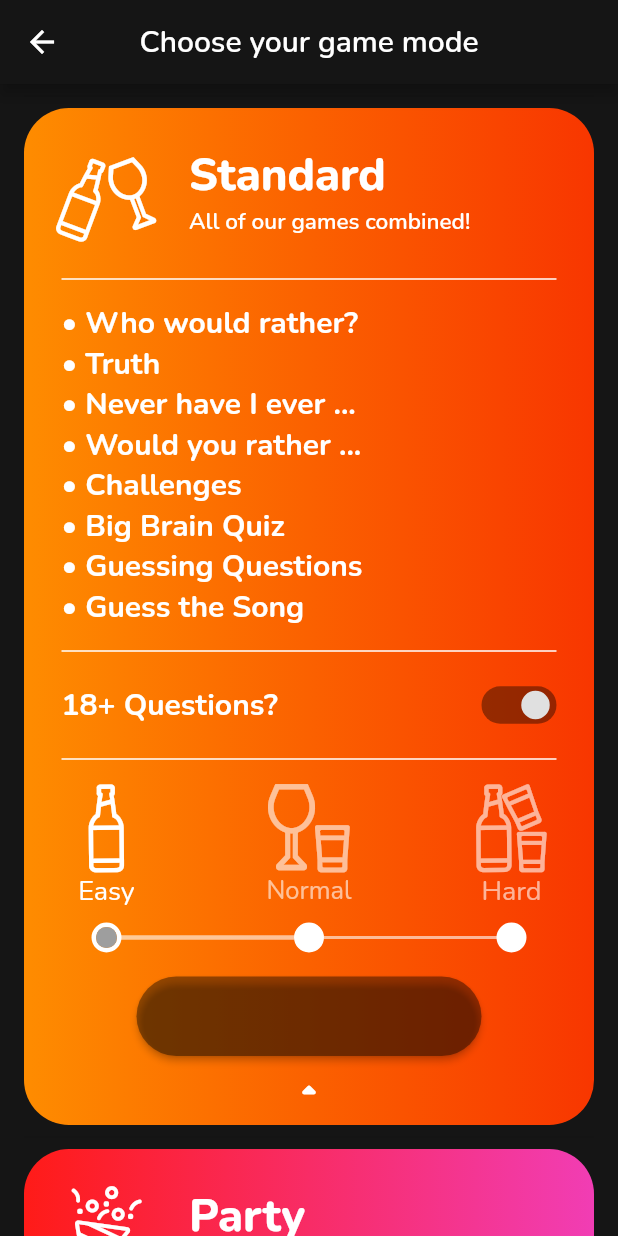
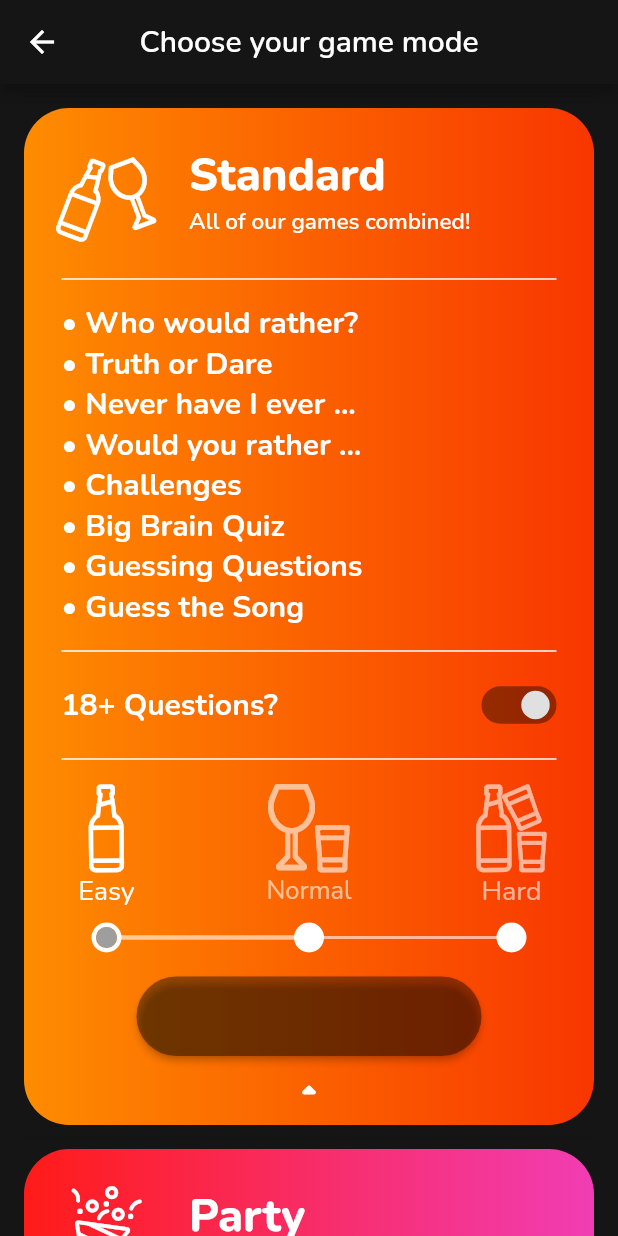
Before and after one commit to tooxo/Drinkr, a Flutter app: the GameMode screen opened directly with empty values, after a tap on "Standard", after a tap on "Start", on a phone screen of 412 x 824 dp. Run offline on Flutter 3.47's test engine with Material 2 defaults, Android fonts, the phone set to English and light mode, and no system bars; drawn by our look-alikes of auto_size_text, expandable, progress_state_button; our stand-ins replace audioplayers, cached_network_image, connectivity, easy_localization, flutter_localized_locales, flutter_spinkit and 8 more; missing offline and left inert: assorted_layout_widgets, audiowaveformFlutter, circular_reveal_animation, in_app_purchase_android, overlay_dialog, pedantic; accounts and stored records are empty; project files that could hold a hidden picture were left out.

Commit message:
added link to spotify

```diff
--- a/assets/i18n/de.json
+++ b/assets/i18n/de.json
@@ -123,5 +123,7 @@
   "premiumAddPlaylists": "füge eigene Playlists hinzu!",
   "premiumCustom": "schalte den “Custom” Mode frei",
   "buy": "Kaufen",
-  "includeAdult": "18+ Fragen?"
+  "includeAdult": "18+ Fragen?",
+  "tooFewGameModes": "Du musst einen Spielmodus wählen.",
+  "addPlaylists": "Eigene Playlists hinzufügen"
 }
--- a/assets/i18n/en.json
+++ b/assets/i18n/en.json
@@ -123,5 +123,7 @@
   "premiumAddPlaylists": "add your own playlists!",
   "premiumCustom": "unlock the \"Custom\" mode",
   "buy": "Buy",
-  "includeAdult": "18+ Questions?"
+  "includeAdult": "18+ Questions?",
+  "tooFewGameModes": "You need to select at least one game mode.",
+  "addPlaylists": "Add custom playlists"
 }
--- a/lib/menus/game_mode.dart
+++ b/lib/menus/game_mode.dart
@@ -7,6 +7,7 @@ import 'package:drinkr/utils/types.dart';
 import 'package:drinkr/widgets/custom_game_select_tile.dart';
 import 'package:drinkr/widgets/game_select_tile.dart';
 import 'package:drinkr/widgets/purchasable.dart';
+import 'package:drinkr/widgets/spotify_game_select_tile.dart';
 import 'package:flutter/material.dart';
 import 'package:google_fonts/google_fonts.dart';
 import 'package:easy_localization/easy_localization.dart';
@@ -159,7 +160,6 @@ class GameState extends State<GameMode> {
                 icon: CustomIcons.gameModeParty,
                 players: widget.players,
                 enabledGames: [
-                  GameType.dare,
                   GameType.truth,
                   GameType.challenges,
                   GameType.neverHaveIEver,
@@ -186,7 +186,7 @@ class GameState extends State<GameMode> {
                 ],
               ),
               Divider(),
-              GameSelectTile(
+              SpotifyGameSelectTile(
                 enabled: gameState == CurrentGameState.stopped,
                 backgroundColors: [
                   Color.fromRGBO(25, 96, 2, 1),
--- a/lib/menus/setting.dart
+++ b/lib/menus/setting.dart
@@ -29,6 +29,12 @@ import 'package:progress_state_button/iconed_button.dart';
 import 'package:progress_state_button/progress_button.dart';
 
 class Settings extends StatefulWidget {
+  final bool openSpotify;
+
+  Settings({
+    this.openSpotify = false,
+  });
+
   @override
   State<StatefulWidget> createState() => SettingsState();
 }
@@ -42,7 +48,7 @@ class SettingsState extends State<Settings> {
   static const int onlyCustom = 2;
 
   bool spotifyEdit = false;
-  ExpandableController spotifyController = ExpandableController();
+  late ExpandableController spotifyController;
 
   AutoSizeGroup asg = AutoSizeGroup();
 
@@ -71,6 +77,7 @@ class SettingsState extends State<Settings> {
 
   @override
   void initState() {
+    spotifyController = ExpandableController(initialExpanded: widget.openSpotify);
     super.initState();
     playlistSubscription = SpotifyStorage.playlistsBox.watch().listen(
       (BoxEvent event) {
--- a/lib/widgets/custom_game_select_tile.dart
+++ b/lib/widgets/custom_game_select_tile.dart
@@ -7,6 +7,7 @@ import 'package:drinkr/utils/player.dart';
 import 'package:drinkr/utils/types.dart';
 import 'package:drinkr/widgets/custom_switch.dart';
 import 'package:drinkr/widgets/game_select_tile.dart';
+import 'package:easy_localization/easy_localization.dart';
 import 'package:flutter/material.dart';
 import 'package:flutter/cupertino.dart';
 import 'package:google_fonts/google_fonts.dart';
@@ -131,7 +132,9 @@ class _CustomGameSelectTileState extends GameSelectTileState {
             child: ListTile(
               contentPadding: EdgeInsets.zero,
               title: Text(
-                "\u2022 " + type.translatedTitle,
+                type.type == GameType.truth
+                    ? "\u2022 " + tr("truthOrDare")
+                    : "\u2022 " + type.translatedTitle,
                 style: GoogleFonts.nunito(
                   color: Colors.white,
                   fontSize: 18,
--- a/lib/widgets/game_select_tile.dart
+++ b/lib/widgets/game_select_tile.dart
@@ -58,6 +58,14 @@ class GameSelectTileState extends State<GameSelectTile> {
     if (!widget.enabled) {
       return;
     }
+
+    if (widget.enabledGames.isEmpty) {
+      ScaffoldMessenger.of(context).showSnackBar(SnackBar(
+        content: Text("tooFewGameModes".tr()),
+      ));
+      return;
+    }
+
     widget.onGameStateChange(CurrentGameState.loading);
     GameController gameController = GameController(
       50,
@@ -125,9 +133,15 @@ class GameSelectTileState extends State<GameSelectTile> {
             thickness: 1,
           ),
         ),
-        for (GameType type in widget.enabledGames)
+        for (String name in widget.enabledGames
+            .map(
+              (e) => e == GameType.truth
+                  ? "\u2022 " + tr("truthOrDare")
+                  : "\u2022 " + gameTypeToGameTypeClass(e).translatedTitle,
+            )
+            .toList())
           Text(
-            "\u2022 " + gameTypeToGameTypeClass(type).translatedTitle,
+            name,
             style: GoogleFonts.nunito(
                 color: Colors.white, fontSize: 20, fontWeight: FontWeight.bold),
             textAlign: TextAlign.start,
@@ -290,13 +304,12 @@ class GameSelectTileState extends State<GameSelectTile> {
                         ),
                         iconedButtons: {
                           ButtonState.idle: IconedButton(
-                            text: "startGame".tr(),
-                            icon: Icon(Icons.send, color: Colors.white),
-                            color: Colors.black.withOpacity(
-                              .4,
-                            ),
-                            disabledColor: Colors.black.withOpacity(.2)
-                          ),
+                              text: "startGame".tr(),
+                              icon: Icon(Icons.send, color: Colors.white),
+                              color: Colors.black.withOpacity(
+                                .4,
+                              ),
+                              disabledColor: Colors.black.withOpacity(.2)),
                           ButtonState.loading: IconedButton(
                             color: Colors.black.withOpacity(
                               .4,
@@ -314,9 +327,7 @@ class GameSelectTileState extends State<GameSelectTile> {
                             color: Colors.green,
                           )
                         },
-                        onPressed: widget.enabledGames.isNotEmpty
-                            ? () => startGame()
-                            : null,
+                        onPressed: startGame,
                         state: buttonState,
                       ),
                     ),
--- a/lib/widgets/purchasable.dart
+++ b/lib/widgets/purchasable.dart
@@ -4,9 +4,13 @@ import 'package:flutter/material.dart';
 
 class Purchasable extends StatelessWidget {
   final Widget child;
+  final bool showLock;
+  final Alignment alignment;
 
   Purchasable({
     required this.child,
+    this.showLock = true,
+    this.alignment = Alignment.center,
   });
 
   @override
@@ -17,21 +21,21 @@ class Purchasable extends StatelessWidget {
       child: AbsorbPointer(
         absorbing: !purchased,
         child: Stack(
-          alignment: Alignment.center,
+          alignment: alignment,
           children: [
             AnimatedOpacity(
               opacity: purchased ? 1 : .5,
               duration: Duration(milliseconds: 500),
               child: child,
             ),
-            purchased
+            purchased || !showLock
                 ? Container()
                 : Positioned(
                     top: 12,
                     right: 12,
                     child: Icon(
                       Icons.lock_outline,
-                      color: Colors.white,
+                      color: Colors.white.withOpacity(.8),
                     ),
                   ),
             Purchases.purchaseState == PurchaseState.inProgress
--- /dev/null
+++ b/lib/widgets/spotify_game_select_tile.dart
@@ -0,0 +1,96 @@
+import 'dart:ui';
+
+import 'package:drinkr/menus/game_mode.dart';
+import 'package:drinkr/menus/setting.dart';
+import 'package:drinkr/utils/player.dart';
+import 'package:drinkr/utils/types.dart';
+import 'package:drinkr/widgets/purchasable.dart';
+import 'package:easy_localization/src/public_ext.dart';
+import 'package:google_fonts/google_fonts.dart';
+
+import 'game_select_tile.dart';
+import 'package:flutter/material.dart';
+
+class SpotifyGameSelectTile extends GameSelectTile {
+  SpotifyGameSelectTile({
+    required IconData icon,
+    required String title,
+    required String subtitle,
+    required List<GameType> enabledGames,
+    required List<Player> players,
+    required ValueChanged<CurrentGameState> onGameStateChange,
+    required BuildContext parentContext,
+    required bool enabled,
+    required List<Color> backgroundColors,
+  }) : super(
+            icon: icon,
+            title: title,
+            subtitle: subtitle,
+            enabledGames: enabledGames,
+            players: players,
+            onGameStateChange: onGameStateChange,
+            parentContext: parentContext,
+            enabled: enabled,
+            backgroundColors: backgroundColors);
+
+  @override
+  _SpotifyGameSelectTileState createState() => _SpotifyGameSelectTileState();
+}
+
+class _SpotifyGameSelectTileState extends GameSelectTileState {
+  @override
+  Widget enabledGamesSelection() {
+    return Column(
+      mainAxisAlignment: MainAxisAlignment.start,
+      crossAxisAlignment: CrossAxisAlignment.start,
+      children: [
+        Divider(
+          thickness: 1,
+          color: Colors.white,
+        ),
+        Padding(
+          padding: const EdgeInsets.only(top: 8.0),
+          child: Purchasable(
+            child: ButtonTheme(
+              minWidth: double.infinity,
+              child: MaterialButton(
+                padding: EdgeInsets.symmetric(
+                  horizontal: 12,
+                  vertical: 8,
+                ),
+                onPressed: () {
+                  Navigator.of(context).push(
+                    MaterialPageRoute(
+                      builder: (BuildContext context) => Settings(
+                        openSpotify: true,
+                      ),
+                    ),
+                  );
+                },
+                color: Colors.black.withOpacity(.4),
+                elevation: 0,
+                shape: RoundedRectangleBorder(
+                  borderRadius: BorderRadius.circular(15),
+                ),
+                child: Row(
+                  children: [
+                    Text(
+                      "+ " + "addPlaylists".tr(),
+                      style: GoogleFonts.nunito(
+                        color: Colors.white,
+                        fontSize: 20,
+                      ),
+                      textAlign: TextAlign.start,
+                    ),
+                  ],
+                ),
+              ),
+            ),
+            showLock: true,
+            alignment: Alignment.centerLeft,
+          ),
+        )
+      ],
+    );
+  }
+}
```
